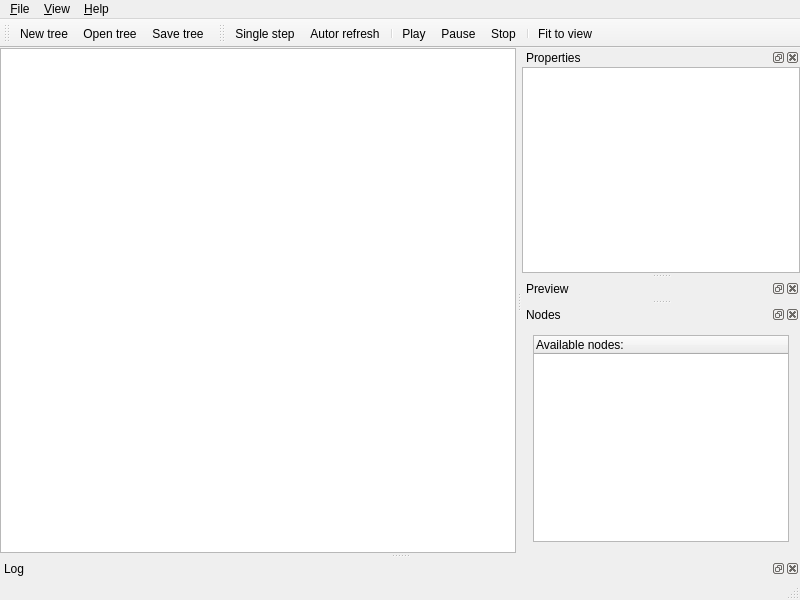
Before: the Qt Designer form UI/MainWindow.ui in k0zmo/mouve, drawn with Qt 5.
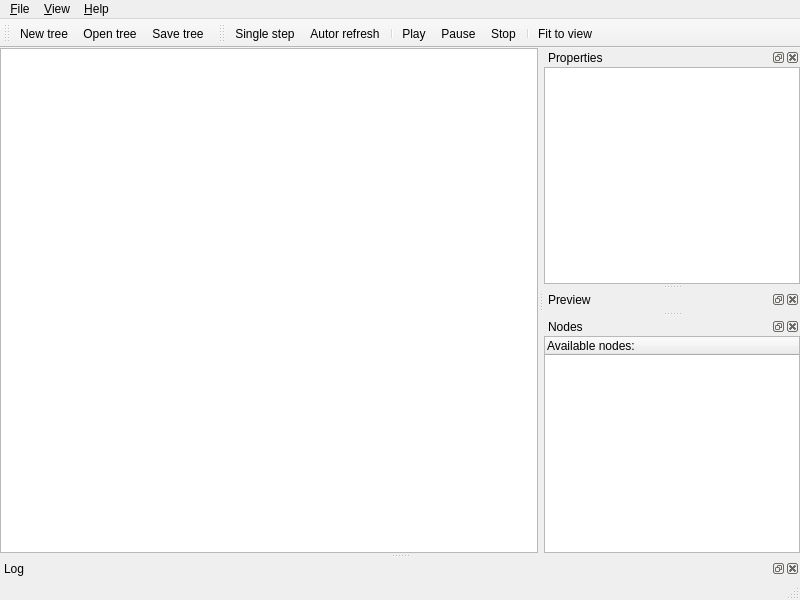
After: the same form once the commit is applied. Icons and pictures are not drawn. Custom widgets are drawn as their Qt base class.

Commit message: added categories in node types tree widget (as parents) and few icons

```diff
--- a/UI/MainWindow.ui
+++ b/UI/MainWindow.ui
@@ -226,7 +226,22 @@
     <number>2</number>
    </attribute>
    <widget class="QWidget" name="nodesDockWidgetContents">
-    <layout class="QVBoxLayout" name="verticalLayout_2">
+    <layout class="QVBoxLayout" name="nodesVerticalLayout">
+     <property name="spacing">
+      <number>0</number>
+     </property>
+     <property name="leftMargin">
+      <number>0</number>
+     </property>
+     <property name="topMargin">
+      <number>0</number>
+     </property>
+     <property name="rightMargin">
+      <number>0</number>
+     </property>
+     <property name="bottomMargin">
+      <number>0</number>
+     </property>
      <item>
       <widget class="QTreeWidget" name="nodesTreeWidget">
        <property name="editTriggers">
```
Left out of the diff: 2 changed lines with no effect on the pictures. The commit also changes 4 other files.
